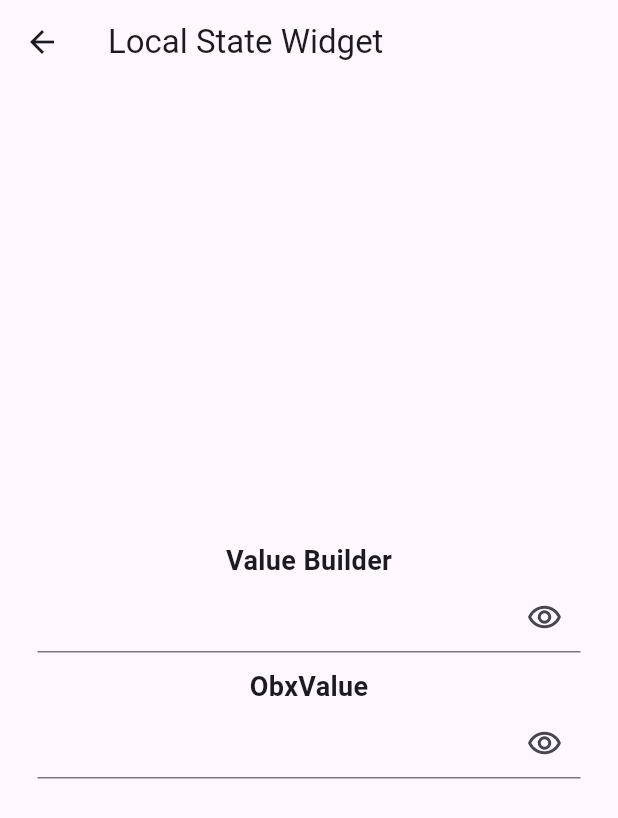
After one commit to victorapc/get_state_manager, a Flutter app: the screen it shows after launch, after a tap on "Local State Widget", on a phone screen of 412 x 824 dp. The commit adds this screen. Shown: the top 818 px of the screen. Run offline on Flutter 3.47's test engine with Material 2 defaults, Android fonts, the phone set to English and light mode, and no system bars; our stand-ins replace get.

Commit message:
Get state manager usando ValueBuilder e ObxValue.

```diff
--- a/lib/home_page.dart
+++ b/lib/home_page.dart
@@ -12,6 +12,7 @@ class HomePage extends StatelessWidget {
         title: const Text('Home Page'),
       ),
       body: Center(
+        child: SingleChildScrollView(
           child: Column(
             mainAxisAlignment: MainAxisAlignment.center,
             children: [
@@ -63,7 +64,14 @@ class HomePage extends StatelessWidget {
                   Get.toNamed('/getxWidget');
                 },
               ),
+              ElevatedButtonCustom(
+                text: 'Local State Widget',
+                onPressed: () {
+                  Get.toNamed('/localStateWidget');
+                },
+              ),
             ],
+          ),
         ),
       ),
     );
--- /dev/null
+++ b/lib/local_state_widget/local_state_widget_page.dart
@@ -0,0 +1,78 @@
+import 'package:flutter/material.dart';
+import 'package:get/get.dart';
+
+class LocalStateWidgetPage extends StatelessWidget {
+  const LocalStateWidgetPage({super.key});
+
+  @override
+  Widget build(BuildContext context) {
+    return Scaffold(
+      appBar: AppBar(
+        title: const Text('Local State Widget'),
+      ),
+      body: Center(
+        child: Column(
+          mainAxisAlignment: MainAxisAlignment.center,
+          children: [
+            const Text(
+              'Value Builder',
+              style: TextStyle(fontSize: 18, fontWeight: FontWeight.bold),
+            ),
+            ValueBuilder<bool?>(
+              initialValue: true,
+              builder: (obscureValue, updater) {
+                return Padding(
+                  padding: const EdgeInsets.fromLTRB(25, 0, 25, 0),
+                  child: TextFormField(
+                    obscureText: obscureValue!,
+                    decoration: InputDecoration(
+                      suffixIcon: IconButton(
+                        onPressed: () {
+                          updater(!obscureValue);
+                        },
+                        icon: obscureValue == false
+                            ? const Icon(Icons.remove_red_eye)
+                            : const Icon(Icons.remove_red_eye_outlined),
+                      ),
+                    ),
+                  ),
+                );
+              },
+              onUpdate: (p0) {
+                debugPrint('Alterado para $p0');
+              },
+              onDispose: () {
+                debugPrint('Removido da árvore de widget.');
+              },
+            ),
+            const SizedBox(
+              height: 10,
+            ),
+            const Text(
+              'ObxValue',
+              style: TextStyle(fontSize: 18, fontWeight: FontWeight.bold),
+            ),
+            ObxValue<RxBool>((obscureData) {
+              return Padding(
+                padding: const EdgeInsets.fromLTRB(25, 0, 25, 0),
+                child: TextFormField(
+                  obscureText: obscureData.value,
+                  decoration: InputDecoration(
+                    suffixIcon: IconButton(
+                      onPressed: () {
+                        obscureData.toggle();
+                      },
+                      icon: obscureData.value == false
+                          ? const Icon(Icons.remove_red_eye)
+                          : const Icon(Icons.remove_red_eye_outlined),
+                    ),
+                  ),
+                ),
+              );
+            }, true.obs),
+          ],
+        ),
+      ),
+    );
+  }
+}
--- a/lib/main.dart
+++ b/lib/main.dart
@@ -7,6 +7,7 @@ import 'package:get_state_manager/controllers/getxcontroller/controller_getx.dar
 import 'package:get_state_manager/controllers/getxcontroller/getx_controller_example_page.dart';
 import 'package:get_state_manager/getx_widget/getx_widget_page.dart';
 import 'package:get_state_manager/home_page.dart';
+import 'package:get_state_manager/local_state_widget/local_state_widget_page.dart';
 import 'package:get_state_manager/tipos/tipos_obs_page.dart';
 import 'package:get_state_manager/tipos/tipos_reativos_genericos_nulos_page.dart';
 import 'package:get_state_manager/tipos/tipos_reativos_genericos_page.dart';
@@ -78,6 +79,10 @@ class MyApp extends StatelessWidget {
           name: '/getxWidget',
           page: () => const GetxWidgetPage(),
         ),
+        GetPage(
+          name: '/localStateWidget',
+          page: () => const LocalStateWidgetPage(),
+        ),
       ],
     );
   }
```
Lines whose indentation alone changed are shown as unchanged.
